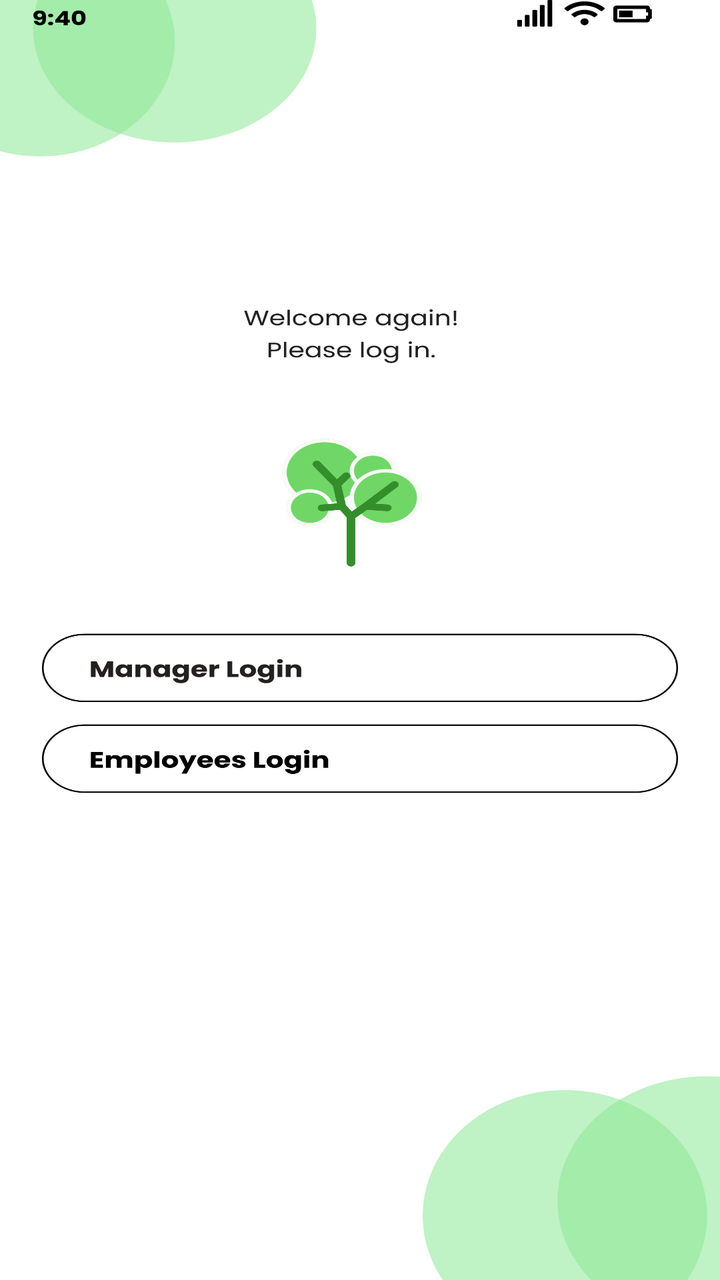
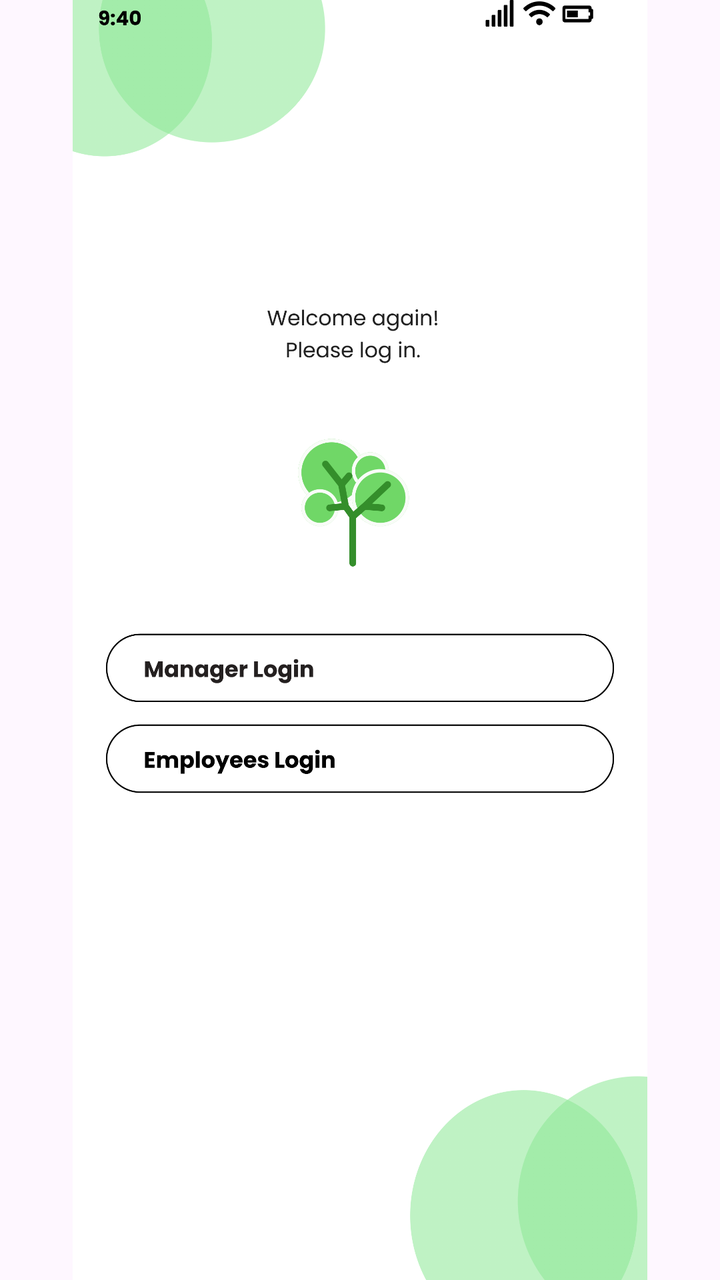

Before-and-after screenshots of an Android layout around one commit, followed by the original layout XML and the change that was made.
<!-- AndroidManifest.xml: application theme Theme.COMP2000HKSoftwareEngineeringAssessment -->
<!-- res/layout/secondactivity.xml -->
<?xml version="1.0" encoding="utf-8"?>
<androidx.constraintlayout.widget.ConstraintLayout xmlns:android="http://schemas.android.com/apk/res/android"
    xmlns:app="http://schemas.android.com/apk/res-auto"
    xmlns:tools="http://schemas.android.com/tools"
    android:id="@+id/main"
    android:layout_width="match_parent"
    android:layout_height="match_parent"
    tools:context=".secondactivity">

    <ImageView
        android:id="@+id/iv_second_page"
        android:layout_width="match_parent"
        android:layout_height="match_parent"
        android:scaleType="fitXY"
        android:src="@drawable/loginpage"
        app:layout_constraintBottom_toBottomOf="parent"
        app:layout_constraintEnd_toEndOf="parent"
        app:layout_constraintStart_toStartOf="parent"
        app:layout_constraintTop_toTopOf="parent" />

    <ImageButton
        android:id="@+id/btn_login"
        android:layout_width="0dp"
        android:layout_height="0dp"
        android:background="@android:color/transparent"
        app:layout_constraintBottom_toBottomOf="parent"
        app:layout_constraintDimensionRatio="1488:216"
        app:layout_constraintEnd_toEndOf="parent"
        app:layout_constraintHorizontal_bias="0.494"
        app:layout_constraintStart_toStartOf="parent"
        app:layout_constraintTop_toTopOf="parent"
        app:layout_constraintVertical_bias="0.523"
        app:layout_constraintWidth_percent="0.78" />

    <ImageButton
        android:id="@+id/btn_second"
        android:layout_width="0dp"
        android:layout_height="0dp"
        android:background="@android:color/transparent"
        app:layout_constraintBottom_toBottomOf="parent"
        app:layout_constraintDimensionRatio="1488:216"
        app:layout_constraintEnd_toEndOf="parent"
        app:layout_constraintHorizontal_bias="0.494"
        app:layout_constraintStart_toStartOf="parent"
        app:layout_constraintTop_toTopOf="parent"
        app:layout_constraintVertical_bias="0.598"
        app:layout_constraintWidth_percent="0.78" />


</androidx.constraintlayout.widget.ConstraintLayout>
<!-- resources referenced by this layout -->
<resources>
  <!-- drawable loginpage: png bitmap (drawable, 193520 bytes) -->
  <style name="Theme.COMP2000HKSoftwareEngineeringAssessment" parent="Base.Theme.COMP2000HKSoftwareEngineeringAssessment" />
  <style name="Base.Theme.COMP2000HKSoftwareEngineeringAssessment" parent="Theme.Material3.DayNight.NoActionBar">
          
          
      </style>
</resources>

<!-- the commit's change to res/layout/secondactivity.xml (unified diff, before → after) -->
@@ -11,7 +11,7 @@
         android:id="@+id/iv_second_page"
         android:layout_width="match_parent"
         android:layout_height="match_parent"
-        android:scaleType="fitXY"
+        android:scaleType="fitCenter"
         android:src="@drawable/loginpage"
         app:layout_constraintBottom_toBottomOf="parent"
         app:layout_constraintEnd_toEndOf="parent"
@@ -47,4 +47,5 @@
         app:layout_constraintWidth_percent="0.78" />
 
 
+
 </androidx.constraintlayout.widget.ConstraintLayout>
